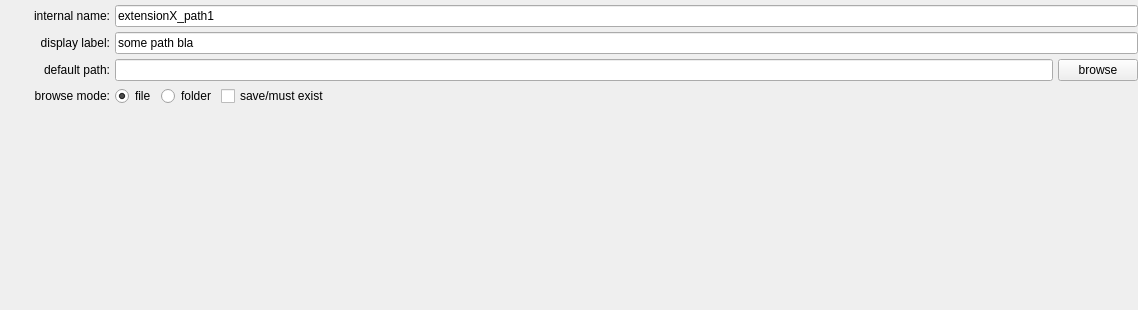
Above: ui/a2ctrl/path_edit.ui from ewerybody/a2 before the change. Below: the same form after it.
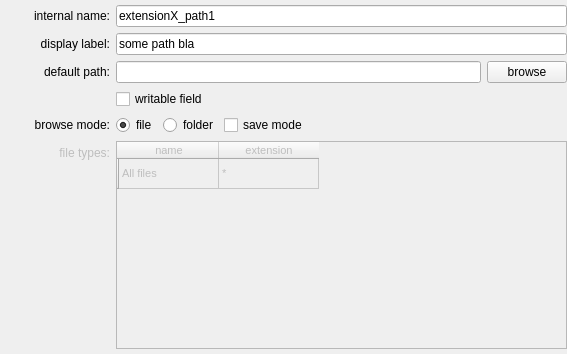
That is the form after the change.

Commit message:
added path, simplified connect_cfg_controls, ...
added get_user_value and set_user_value on Draw class

```diff
--- a/ui/a2ctrl/path_edit.ui
+++ b/ui/a2ctrl/path_edit.ui
@@ -6,16 +6,16 @@
    <rect>
     <x>0</x>
     <y>0</y>
-    <width>1138</width>
-    <height>310</height>
+    <width>567</width>
+    <height>354</height>
    </rect>
   </property>
   <property name="windowTitle">
    <string>Form</string>
   </property>
-  <layout class="QVBoxLayout" name="editLayout">
-   <property name="spacing">
-    <number>5</number>
+  <layout class="QFormLayout" name="editLayout">
+   <property name="fieldGrowthPolicy">
+    <enum>QFormLayout::AllNonFixedFieldsGrow</enum>
    </property>
    <property name="leftMargin">
     <number>10</number>
@@ -29,15 +29,30 @@
    <property name="bottomMargin">
     <number>5</number>
    </property>
-   <item>
-    <layout class="QFormLayout" name="formLayout">
-     <property name="labelAlignment">
+   <item row="0" column="0">
+    <widget class="QLabel" name="internalNameLabel">
+     <property name="minimumSize">
+      <size>
+       <width>100</width>
+       <height>0</height>
+      </size>
+     </property>
+     <property name="text">
+      <string>internal name:</string>
+     </property>
+     <property name="alignment">
       <set>Qt::AlignRight|Qt::AlignTrailing|Qt::AlignVCenter</set>
      </property>
-     <property name="verticalSpacing">
-      <number>5</number>
+    </widget>
+   </item>
+   <item row="0" column="1">
+    <widget class="QLineEdit" name="cfg_name">
+     <property name="text">
+      <string>extensionX_path1</string>
      </property>
-     <item row="2" column="0">
+    </widget>
+   </item>
+   <item row="1" column="0">
       <widget class="QLabel" name="displayLabelLabel">
        <property name="minimumSize">
         <size>
@@ -53,15 +68,15 @@
        </property>
       </widget>
      </item>
-     <item row="2" column="1">
+   <item row="1" column="1">
       <widget class="QLineEdit" name="cfg_label">
        <property name="text">
         <string>some path bla</string>
        </property>
       </widget>
      </item>
-     <item row="4" column="0">
-      <widget class="QLabel" name="displayLabelLabel_2">
+   <item row="2" column="0">
+    <widget class="QLabel" name="defaultPathLabel">
        <property name="minimumSize">
         <size>
          <width>100</width>
@@ -76,30 +91,7 @@
        </property>
       </widget>
      </item>
-     <item row="0" column="0">
-      <widget class="QLabel" name="internalNameLabel">
-       <property name="minimumSize">
-        <size>
-         <width>100</width>
-         <height>0</height>
-        </size>
-       </property>
-       <property name="text">
-        <string>internal name:</string>
-       </property>
-       <property name="alignment">
-        <set>Qt::AlignRight|Qt::AlignTrailing|Qt::AlignVCenter</set>
-       </property>
-      </widget>
-     </item>
-     <item row="0" column="1">
-      <widget class="QLineEdit" name="cfg_name">
-       <property name="text">
-        <string>extensionX_path1</string>
-       </property>
-      </widget>
-     </item>
-     <item row="4" column="1">
+   <item row="2" column="1">
       <layout class="QHBoxLayout" name="horizontalLayout">
        <property name="topMargin">
         <number>0</number>
@@ -120,8 +112,24 @@
        </item>
       </layout>
      </item>
-     <item row="5" column="1">
-      <layout class="QHBoxLayout" name="horizontalLayout_2">
+   <item row="4" column="0">
+    <widget class="QLabel" name="label_3">
+     <property name="minimumSize">
+      <size>
+       <width>100</width>
+       <height>0</height>
+      </size>
+     </property>
+     <property name="text">
+      <string>browse mode:</string>
+     </property>
+     <property name="alignment">
+      <set>Qt::AlignRight|Qt::AlignTrailing|Qt::AlignVCenter</set>
+     </property>
+    </widget>
+   </item>
+   <item row="4" column="1">
+    <layout class="QHBoxLayout" name="horizontalLayout_2" stretch="0,0,1">
        <property name="topMargin">
         <number>0</number>
        </property>
@@ -145,27 +153,24 @@
        <item>
         <widget class="QCheckBox" name="cfg_save_mode">
          <property name="text">
-          <string>save/must exist</string>
+        <string>save mode</string>
          </property>
         </widget>
        </item>
-       <item>
-        <spacer name="horizontalSpacer">
-         <property name="orientation">
-          <enum>Qt::Horizontal</enum>
-         </property>
-         <property name="sizeHint" stdset="0">
-          <size>
-           <width>40</width>
-           <height>20</height>
-          </size>
-         </property>
-        </spacer>
-       </item>
-      </layout>
-     </item>
+    </layout>
+   </item>
+   <item row="3" column="1">
+    <widget class="QCheckBox" name="cfg_writable">
+     <property name="text">
+      <string>writable field</string>
+     </property>
+    </widget>
+   </item>
      <item row="5" column="0">
-      <widget class="QLabel" name="displayLabelLabel_3">
+    <widget class="QLabel" name="label_4">
+     <property name="enabled">
+      <bool>false</bool>
+     </property>
        <property name="minimumSize">
         <size>
          <width>100</width>
@@ -173,14 +178,49 @@
         </size>
        </property>
        <property name="text">
-        <string>browse mode:</string>
+      <string>file types:</string>
        </property>
        <property name="alignment">
         <set>Qt::AlignRight|Qt::AlignTrailing|Qt::AlignVCenter</set>
        </property>
       </widget>
      </item>
-    </layout>
+   <item row="5" column="1">
+    <widget class="QTableWidget" name="tableWidget">
+     <property name="enabled">
+      <bool>false</bool>
+     </property>
+     <property name="font">
+      <font>
+       <pointsize>8</pointsize>
+      </font>
+     </property>
+     <row>
+      <property name="text">
+       <string/>
+      </property>
+     </row>
+     <column>
+      <property name="text">
+       <string>name</string>
+      </property>
+     </column>
+     <column>
+      <property name="text">
+       <string>extension</string>
+      </property>
+     </column>
+     <item row="0" column="0">
+      <property name="text">
+       <string>All files</string>
+      </property>
+     </item>
+     <item row="0" column="1">
+      <property name="text">
+       <string>*</string>
+      </property>
+     </item>
+    </widget>
    </item>
   </layout>
  </widget>
```
Left out of the diff: 4 changed lines with no effect on the pictures. Lines whose indentation alone changed are shown as unchanged. The commit also changes 11 other files.
